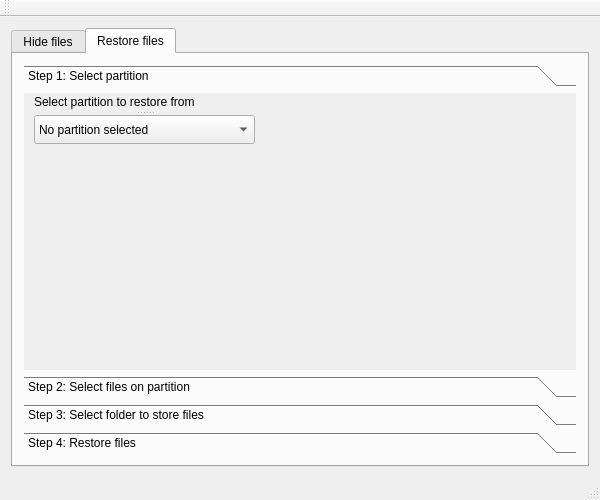
The window that gui/HideMeFatty/mainwindow.ui (stryku/HideMeFatty) describes before a commit, drawn with Qt 5.
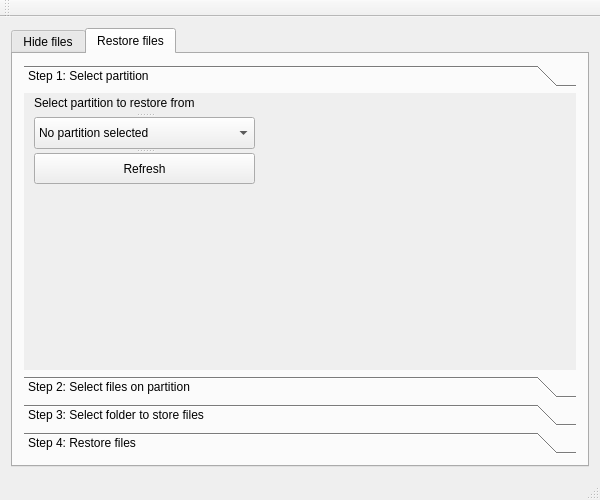
The same window after the commit. The open tabs and pages were chosen to show the change.

```diff
--- a/gui/HideMeFatty/mainwindow.ui
+++ b/gui/HideMeFatty/mainwindow.ui
@@ -219,8 +219,8 @@
             <rect>
              <x>0</x>
              <y>0</y>
-             <width>100</width>
-             <height>30</height>
+             <width>560</width>
+             <height>247</height>
             </rect>
            </property>
            <attribute name="label">
@@ -232,7 +232,7 @@
               <x>10</x>
               <y>0</y>
               <width>221</width>
-              <height>51</height>
+              <height>91</height>
              </rect>
             </property>
             <property name="orientation">
@@ -250,6 +250,11 @@
               </property>
              </item>
             </widget>
+            <widget class="QPushButton" name="pushButtonRefreshRestorePartitions">
+             <property name="text">
+              <string>Refresh</string>
+             </property>
+            </widget>
            </widget>
           </widget>
           <widget class="QWidget" name="restoringStep2">
```
Left out of the diff: 11 changed lines with no effect on the pictures.
